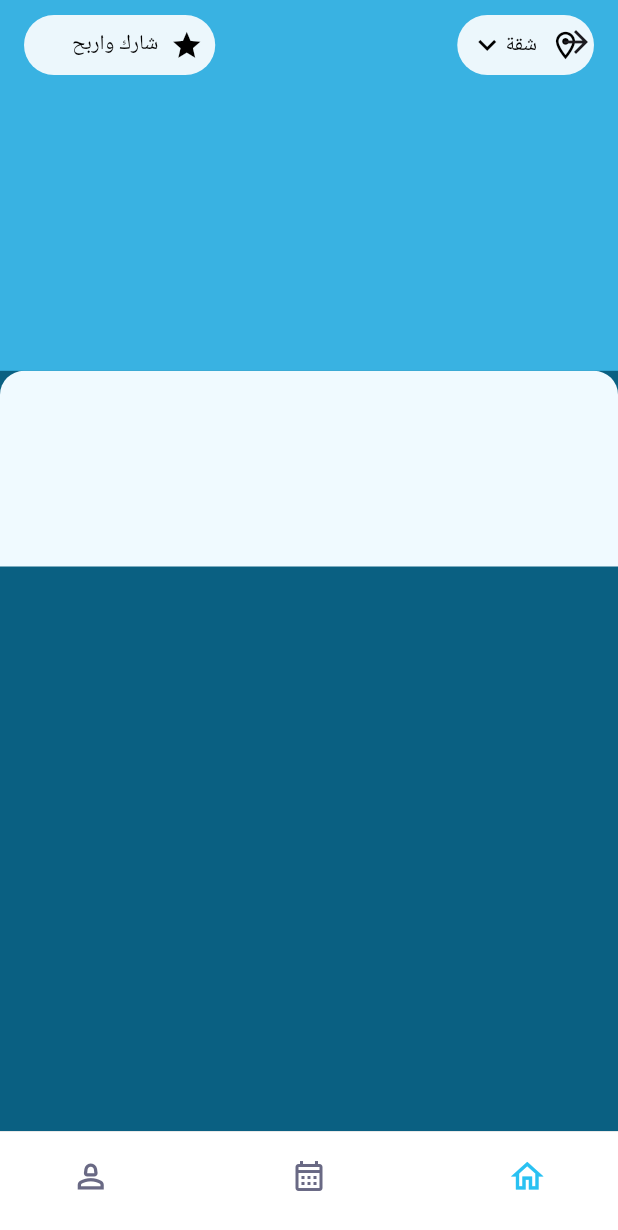
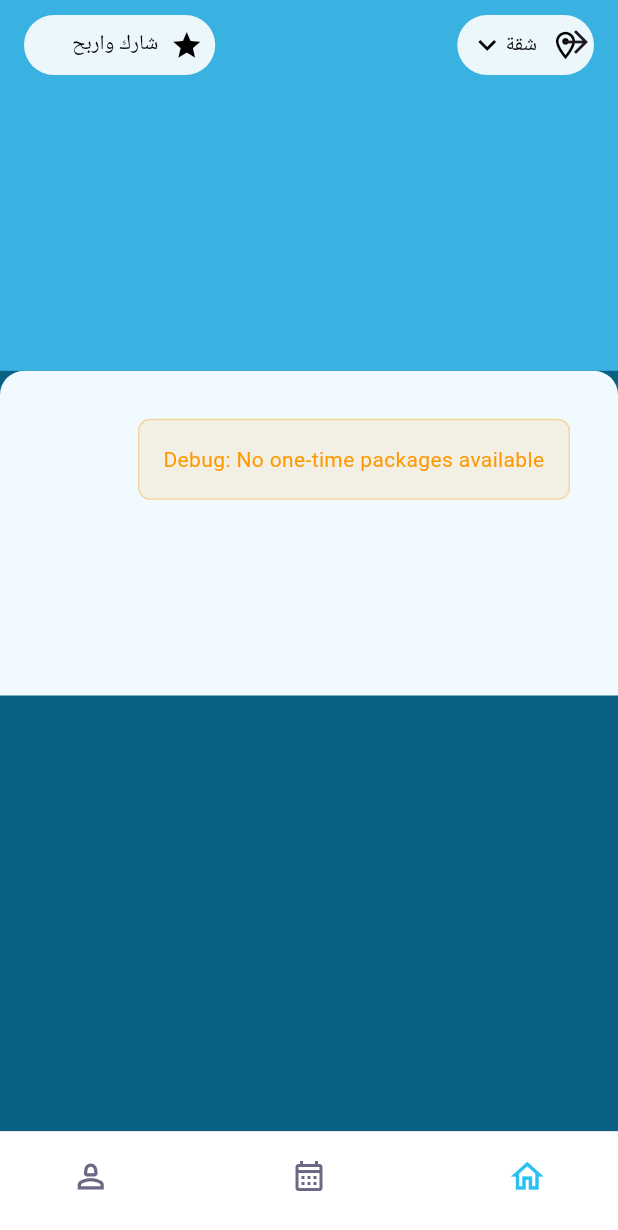
Before and after one commit to MKmasri2002/helmet, a Flutter app: the HomeScreen screen opened by its route, on a phone screen of 412 x 824 dp. Shown: the top 1230 px of the screen. Run offline on Flutter 3.47's test engine with Material 3 defaults, Android fonts, the phone set to English and light mode, and no system bars; our stand-ins replace cached_network_image, carousel_slider, connectivity_plus, date_picker_timeline, firebase_auth, firebase_core and 13 more; missing offline and left inert: date_picker_plus, google_maps_place_picker_mb, maps_toolkit, moyasar; accounts and stored records are empty; Roboto replaces fonts that are missing (Cairo); statements that could not run were skipped; project files that could hold a hidden picture were left out.

Commit message:
chore: Update Kotlin plugin version, add new images, and refine UI components

```diff
--- a/lib/views/cart/widget/payment_method_widget.dart
+++ b/lib/views/cart/widget/payment_method_widget.dart
@@ -23,7 +23,6 @@ class PaymentMethodWidget extends StatelessWidget {
         return Container(
           padding: const EdgeInsets.all(16),
           decoration: BoxDecoration(
-            color: Colors.yellow,
             borderRadius: BorderRadius.circular(8),
           ),
           child: Column(
--- a/lib/views/home/home_screen/widget/silver/silvers.dart
+++ b/lib/views/home/home_screen/widget/silver/silvers.dart
@@ -16,6 +16,12 @@ class Silvers extends StatelessWidget {
   @override
   Widget build(BuildContext context) {
     return GetBuilder<HomeController>(builder: (ctrl) {
+      // Debug print to check oneTimePackages
+      print('OneTimePackages length: ${ctrl.oneTimePackages.length}');
+      if (ctrl.oneTimePackages.isNotEmpty) {
+        print('OneTimePackages first item: ${ctrl.oneTimePackages.first.nameEn}');
+      }
+
       return Container(
         decoration: const BoxDecoration(
           color: Color(0xffF0FAFF),
@@ -38,8 +44,27 @@ class Silvers extends StatelessWidget {
                 const SizedBox(height: 24),
               ],
 
-              if (ctrl.oneTimePackages.isNotEmpty)
-              OneTimeWash(package: ctrl.oneTimePackages),
+              if (ctrl.oneTimePackages.isNotEmpty) ...[
+                OneTimeWash(package: ctrl.oneTimePackages),
+                const SizedBox(height: 24),
+              ] else ...[
+                // Debug: Show message when no one-time packages are available
+                Container(
+                  margin: const EdgeInsets.symmetric(horizontal: 16, vertical: 8),
+                  padding: const EdgeInsets.all(16),
+                  decoration: BoxDecoration(
+                    color: Colors.orange.withOpacity(0.1),
+                    borderRadius: BorderRadius.circular(8),
+                    border: Border.all(color: Colors.orange.withOpacity(0.3)),
+                  ),
+                  child: const CustomText(
+                    text: 'Debug: No one-time packages available',
+                    fontSize: 14,
+                    color: Colors.orange,
+                  ),
+                ),
+                const SizedBox(height: 16),
+              ],
               //   Packages(
               //     packages: ctrl.oneTimePackages,
               //     title: "One time wash",
--- a/lib/views/home/home_screen/widget/wash_package/component/component/description.dart
+++ b/lib/views/home/home_screen/widget/wash_package/component/component/description.dart
@@ -17,7 +17,7 @@ class PackageDescription extends StatelessWidget {
         mainAxisAlignment: MainAxisAlignment.center,
         children: [
           const SizedBox(
-            height: 5,
+            height:16,
           ),
           CustomText(
             text: Get.locale!.languageCode == 'en'
--- a/lib/views/home/home_screen/widget/wash_package/component/component/image.dart
+++ b/lib/views/home/home_screen/widget/wash_package/component/component/image.dart
@@ -19,7 +19,6 @@ class HomeImage extends StatelessWidget {
           width: 80.0,
           height: 80.0,
           decoration: BoxDecoration(
-            borderRadius: BorderRadius.circular(16),
             image: DecorationImage(
               image: imageProvider,
               fit: BoxFit.cover,
```
Also changed, not shown: lib/views/home/home_screen/widget/wash_package/one_time_wash.dart (+101 -11 lines), lib/views/home/home_screen/widget/wash_package/packages.dart (+8 -8 lines), assets/images/back_to_school.png (added), assets/images/one_wash.png (added), 1 other file.
